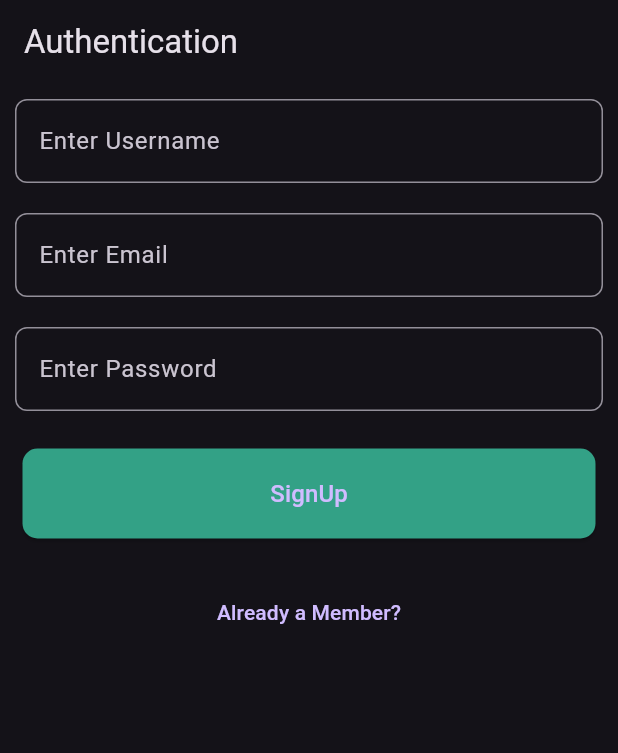
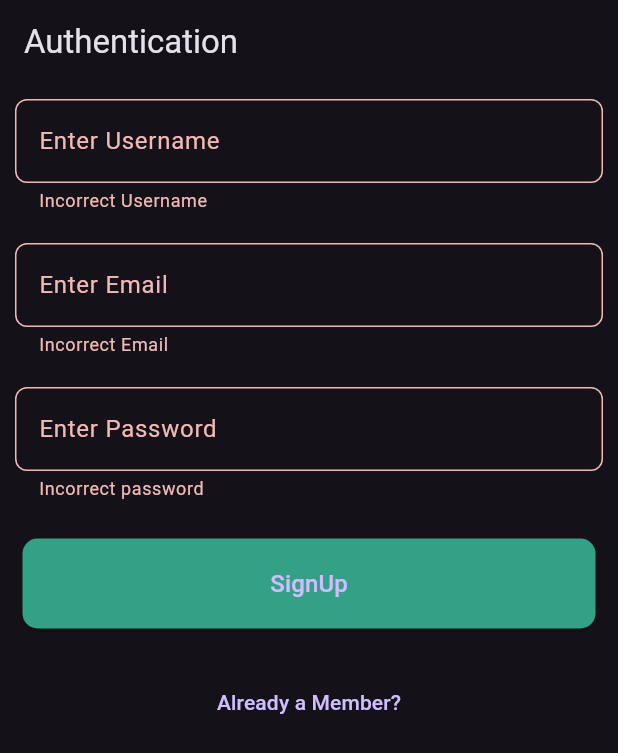
Before and after one commit to Maggy-Morris/TodoWithFirebase, a Flutter app: the screen it shows after launch, after a tap on "SignUp", on a phone screen of 412 x 824 dp. Shown: the top 753 px of the screen. Run offline on Flutter 3.47's test engine with Material 3 defaults, Android fonts, the phone set to English and light mode, and no system bars; our stand-ins replace cloud_firestore, firebase_auth, firebase_core, google_fonts; accounts and stored records are empty.

Commit message:
#auth with firebase

```diff
--- a/lib/auth/authform.dart
+++ b/lib/auth/authform.dart
@@ -1,3 +1,5 @@
+import 'package:cloud_firestore/cloud_firestore.dart';
+import 'package:firebase_auth/firebase_auth.dart';
 import 'package:flutter/material.dart';
 import 'package:google_fonts/google_fonts.dart';
 
@@ -10,12 +12,45 @@ class AuthForm extends StatefulWidget {
 
 class _AuthFormState extends State<AuthForm> {
   final _formkey = GlobalKey<FormState>();
+  //+++++++++++++++++++++++++++++++++++++++++
   var _email = '';
   var _password = '';
   var _username = '';
 
   bool isLoginPage = false;
+  //+++++++++++++++++++++++++++++++++++++++++
+  startauthentication() {
+    final validity = _formkey.currentState!.validate();
+    FocusScope.of(context).unfocus();
 
+    if (validity) {
+      _formkey.currentState?.save();
+      submitform(_email, _password, _username);
+    }
+  }
+
+  submitform(String email, String password, String username) async {
+    final auth = FirebaseAuth.instance;
+    UserCredential authResult;
+    try {
+      if (isLoginPage) {
+        authResult = await auth.signInWithEmailAndPassword(
+            email: email, password: password);
+      } else {
+        authResult = await auth.createUserWithEmailAndPassword(
+            email: email, password: password);
+        String uid = authResult.user!.uid;
+        await FirebaseFirestore.instance.collection('users').doc(uid).set({
+          'username': username,
+          'email': email,
+        });
+      }
+    } catch (err) {
+      print(err);
+    }
+  }
+
+  //++++++++++++++++++++++++++++++++++++++++++
   @override
   Widget build(BuildContext context) {
     return Container(
@@ -34,7 +69,7 @@ class _AuthFormState extends State<AuthForm> {
                       if (!isLoginPage)
                         TextFormField(
                           keyboardType: TextInputType.emailAddress,
-                          key: ValueKey('username'),
+                          key: const ValueKey('username'),
                           validator: (value) {
                             if (value!.isEmpty) {
                               return 'Incorrect Username';
@@ -47,19 +82,19 @@ class _AuthFormState extends State<AuthForm> {
                           decoration: InputDecoration(
                               border: OutlineInputBorder(
                                 borderRadius: BorderRadius.circular(8),
-                                borderSide: BorderSide(),
+                                borderSide: const BorderSide(),
                               ),
                               labelText: 'Enter Username',
                               labelStyle: GoogleFonts.roboto()),
                         ),
-                      SizedBox(
+                      const SizedBox(
                         height: 20,
                       ),
 
                       //Email FormField
                       TextFormField(
                         keyboardType: TextInputType.emailAddress,
-                        key: ValueKey('email'),
+                        key: const ValueKey('email'),
                         validator: (value) {
                           if (value!.isEmpty || !value.contains('@')) {
                             return 'Incorrect Email';
@@ -72,19 +107,20 @@ class _AuthFormState extends State<AuthForm> {
                         decoration: InputDecoration(
                             border: OutlineInputBorder(
                               borderRadius: BorderRadius.circular(8),
-                              borderSide: BorderSide(),
+                              borderSide: const BorderSide(),
                             ),
                             labelText: 'Enter Email',
                             labelStyle: GoogleFonts.roboto()),
                       ),
-                      SizedBox(
+                      const SizedBox(
                         height: 20,
                       ),
 
                       //password formField
                       TextFormField(
+                        obscureText: true,
                         keyboardType: TextInputType.emailAddress,
-                        key: ValueKey('password'),
+                        key: const ValueKey('password'),
                         validator: (value) {
                           if (value!.isEmpty) {
                             return 'Incorrect password';
@@ -97,16 +133,16 @@ class _AuthFormState extends State<AuthForm> {
                         decoration: InputDecoration(
                             border: OutlineInputBorder(
                               borderRadius: BorderRadius.circular(8),
-                              borderSide: BorderSide(),
+                              borderSide: const BorderSide(),
                             ),
                             labelText: 'Enter Password',
                             labelStyle: GoogleFonts.roboto()),
                       ),
-                      SizedBox(
+                      const SizedBox(
                         height: 20,
                       ),
                       Container(
-                        padding: EdgeInsets.all(5),
+                        padding: const EdgeInsets.all(5),
                         width: double.infinity,
                         height: 70,
                         child: ElevatedButton(
@@ -120,22 +156,26 @@ class _AuthFormState extends State<AuthForm> {
                                 borderRadius: BorderRadius.circular(10)),
                             backgroundColor: Theme.of(context).primaryColor,
                           ),
-                          onPressed: () {},
+                          onPressed: () {
+                            startauthentication();
+                          },
                         ),
                       ),
-                      SizedBox(
+                      const SizedBox(
                         height: 20,
                       ),
                       Container(
-
-                        child:TextButton(
-                        onPressed: () {
-                          setState(() {
-                            isLoginPage = !isLoginPage;
-                          });
-                        },
-                        child:  isLoginPage ? Text ('Not a member?') : Text("Already a Member?"),
-                      ),),
+                        child: TextButton(
+                          onPressed: () {
+                            setState(() {
+                              isLoginPage = !isLoginPage;
+                            });
+                          },
+                          child: isLoginPage
+                              ? const Text('Not a member?')
+                              : const Text("Already a Member?"),
+                        ),
+                      ),
                     ],
                   )),
             ),
--- a/lib/main.dart
+++ b/lib/main.dart
@@ -1,25 +1,34 @@
-
+import 'package:firebase_auth/firebase_auth.dart';
+import 'package:firebase_core/firebase_core.dart';
 import 'package:flutter/material.dart';
 import 'package:todosssss/auth/authscreen.dart';
 import 'package:todosssss/screens/home.dart';
+import 'firebase_options.dart';
 
-void main() {
-  runApp(const MyApp());
-
+void main() async {
+  WidgetsFlutterBinding.ensureInitialized();
+await Firebase.initializeApp(
+  options: DefaultFirebaseOptions.currentPlatform,
+);  runApp(MyApp());
 }
-
 class MyApp extends StatelessWidget {
   const MyApp({super.key});
 
   @override
   Widget build(BuildContext context) {
     return MaterialApp(
-      debugShowCheckedModeBanner: false,
-      theme: ThemeData(brightness: Brightness.dark, primaryColor: Color.fromARGB(255, 51, 161, 134)
-
-      ),
-      home: const AuthScreen(),
-
-    );
+        debugShowCheckedModeBanner: false,
+        theme: ThemeData(
+            brightness: Brightness.dark,
+            primaryColor: const Color.fromARGB(255, 51, 161, 134)),
+        home: StreamBuilder(
+            stream: FirebaseAuth.instance.authStateChanges(),
+            builder: (context, usersnapshot) {
+              if (usersnapshot.hasData) {
+                return Home();
+              } else {
+                return AuthScreen();
+              }
+            }));
   }
 }
```
Also changed, not shown: 2 other files.
